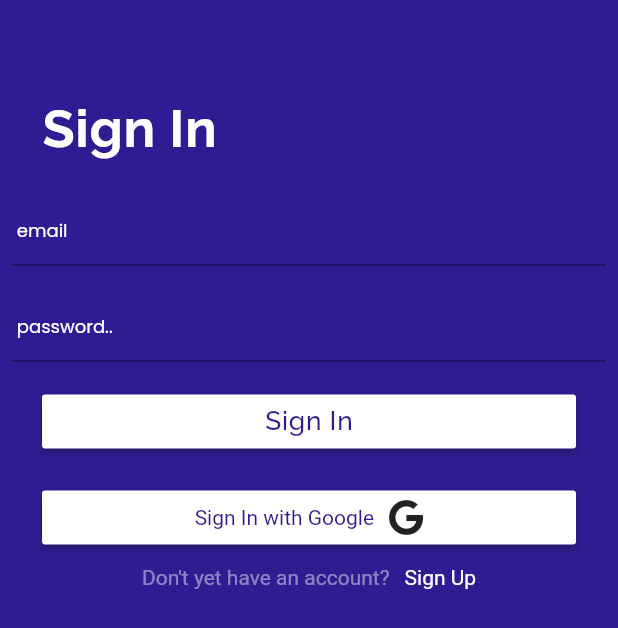
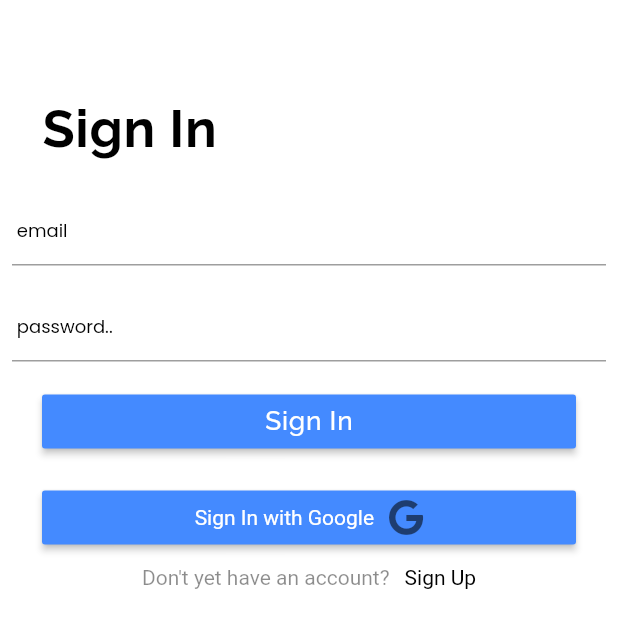
Before and after one commit to olumidayy/quizzify, a Flutter app: the SignIn screen opened directly, after a tap on "Sign In", on a phone screen of 412 x 824 dp. Shown: the top 628 px of the screen. Run offline on Flutter 3.47's test engine with Material 2 defaults, Android fonts, the phone set to English and light mode, and no system bars; our stand-ins replace firebase_auth, font_awesome_flutter, google_fonts, google_sign_in, percent_indicator, share; missing offline and left inert: direct_select; accounts and stored records are empty.

Commit message:
added signin funcx

```diff
--- a/lib/ui/question_page.dart
+++ b/lib/ui/question_page.dart
@@ -23,7 +23,7 @@ class _QuestionPageState extends State<QuestionPage> {
     Question question = questions[index];
     print(question.correctAnswer);
     List options = question.incorrectAnswers + [question.correctAnswer];
-    // options.shuffle();
+    options.shuffle();
     return Scaffold(
         body: ListView(
       children: <Widget>[
--- a/lib/ui/signin.dart
+++ b/lib/ui/signin.dart
@@ -2,7 +2,7 @@ import 'package:flutter/material.dart';
 import 'package:font_awesome_flutter/font_awesome_flutter.dart';
 import 'package:google_fonts/google_fonts.dart';
 import './../auth/auth.dart';
-// import 'home.dart';
+import 'home.dart';
 
 class SignIn extends StatefulWidget {
   @override
@@ -17,7 +17,7 @@ class _SignInState extends State<SignIn> {
   @override
   Widget build(BuildContext context) {
     return Scaffold(
-        backgroundColor: Colors.deepPurple[900],
+        backgroundColor: Colors.white,
         body: SafeArea(
           child: ListView(
             children: <Widget>[
@@ -29,7 +29,7 @@ class _SignInState extends State<SignIn> {
                   'Sign In',
                   style: GoogleFonts.raleway(
                     textStyle: TextStyle(
-                        color: Colors.white,
+                        color: Colors.black,
                         letterSpacing: .5,
                         fontWeight: FontWeight.bold,
                         fontSize: 35),
@@ -47,7 +47,7 @@ class _SignInState extends State<SignIn> {
                   },
                   decoration: InputDecoration(
                       hintText: ' email',
-                      hintStyle: GoogleFonts.poppins(color: Colors.white, fontSize: 12)),
+                      hintStyle: GoogleFonts.poppins(color: Colors.black, fontSize: 12)),
                 ),
               ),
               Padding(
@@ -61,7 +61,7 @@ class _SignInState extends State<SignIn> {
                   validator: (value) => value.isEmpty ? 'please fill' : null,
                   decoration: InputDecoration(
                       hintText: ' password..',
-                      hintStyle: GoogleFonts.poppins(color: Colors.white, fontSize: 12)),
+                      hintStyle: GoogleFonts.poppins(color: Colors.black, fontSize: 12)),
                   obscureText: true,
                 ),
               ),
@@ -72,17 +72,17 @@ class _SignInState extends State<SignIn> {
               Padding(
                 padding: const EdgeInsets.fromLTRB(28.0, 8, 28, 8),
                 child: RaisedButton(
-                  color: Colors.white,
+                  color: Colors.blueAccent,
                   onPressed: ()async{
-                    // var user = await auth.signInWithEmail(email, password);
-                    // Navigator.pushReplacement(context,
-                    //     MaterialPageRoute(builder: (context) => Home(user)));
+                    var user = await auth.signInWithEmail(email, password);
+                    Navigator.pushReplacement(context,
+                        MaterialPageRoute(builder: (context) => Home(user: user)));
                   },
                   child: Text(
                     'Sign In',
                     style: GoogleFonts.raleway(
                       textStyle: TextStyle(
-                          color: Colors.deepPurple[900],
+                          color: Colors.white,
                           letterSpacing: .5,
                           fontSize: 17.5),
                     ),
@@ -92,20 +92,20 @@ class _SignInState extends State<SignIn> {
               Padding(
                 padding: const EdgeInsets.fromLTRB(28.0, 8, 28, 8),
                 child: RaisedButton(
-                  color: Colors.white,
+                  color: Colors.blueAccent,
                   onPressed: ()async{
-                    // var user = await auth.loginWithGoogle();
-                    // if(user != null){
-                    //   Navigator.pushReplacement(context,
-                    //       MaterialPageRoute(builder: (context) => Home(user)));
-                    // }
+                    var user = await auth.loginWithGoogle();
+                    if(user != null){
+                      Navigator.pushReplacement(context,
+                          MaterialPageRoute(builder: (context) => Home(user: user)));
+                    }
                   },
                   child: Row(
                       mainAxisAlignment: MainAxisAlignment.center,
                       children: <Widget>[
-                        Text("Sign In with Google", style: TextStyle(color: Colors.deepPurple[900], fontWeight: FontWeight.normal)),
+                        Text("Sign In with Google", style: TextStyle(color: Colors.white, fontWeight: FontWeight.normal)),
                         SizedBox(width: 10),
-                        FaIcon(FontAwesomeIcons.google)
+                        FaIcon(FontAwesomeIcons.google, color: Colors.black.withOpacity(0.56))
                        ]
                   )
                 ),
@@ -113,9 +113,9 @@ class _SignInState extends State<SignIn> {
               Row(
                   mainAxisAlignment: MainAxisAlignment.center,
                   children: <Widget>[
-                    Text("Don't yet have an account?", style: TextStyle(color: Colors.white.withOpacity(0.45))),
+                    Text("Don't yet have an account?", style: TextStyle(color: Colors.black.withOpacity(0.45))),
                     SizedBox(width: 10),
-                    Text("Sign Up", style: TextStyle(color: Colors.white))
+                    Text("Sign Up", style: TextStyle(color: Colors.black))
                   ]
               )
             ],
--- a/pubspec.yaml
+++ b/pubspec.yaml
@@ -32,6 +32,7 @@ dependencies:
   firebase_auth: ^0.16.0
   google_sign_in: ^4.5.1
   cloud_firestore: ^0.13.5
+  share: '>=0.6.4+3 <2.0.0'
   # The following adds the Cupertino Icons font to your application.
   # Use with the CupertinoIcons class for iOS style icons.
   cupertino_icons: ^0.1.3
```
Also changed, not shown: lib/ui/home.dart (+18 -1 lines), lib/ui/result.dart (+2 -5 lines), pubspec.lock, 8 other files.
